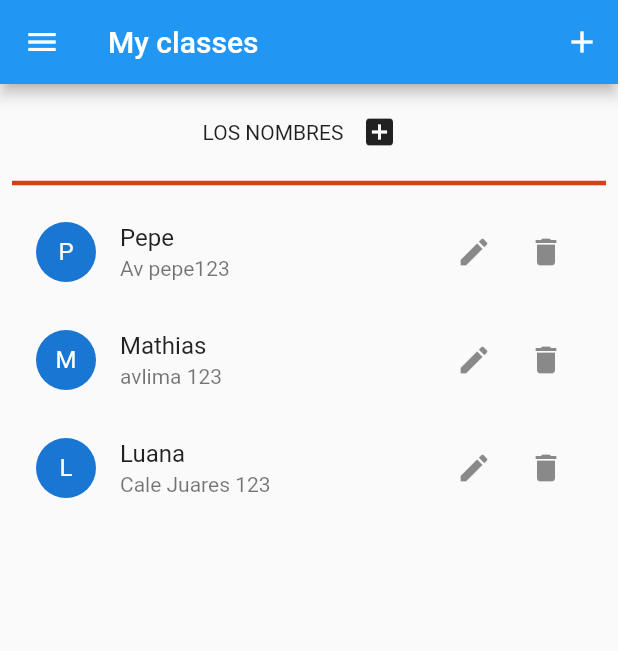
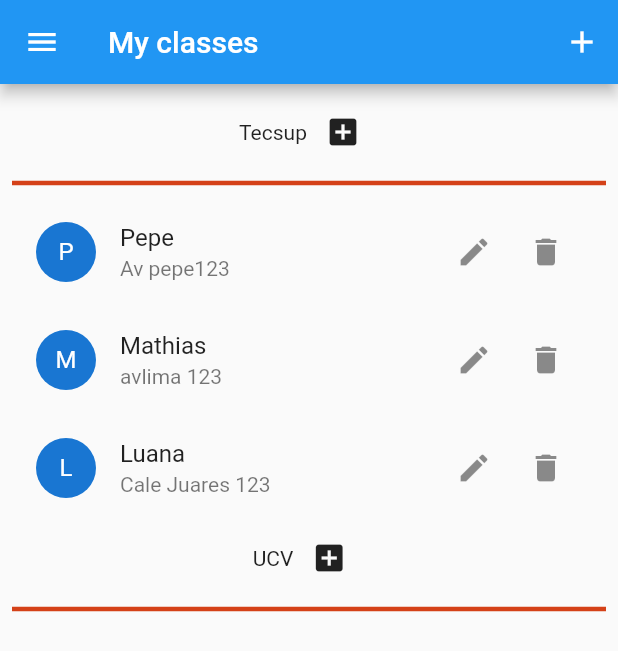
Before and after one commit to fr4nsgallegos/listexample, a Flutter app: the screen it shows after launch, after a tap on the "add box" icon, after a tap on the "add" icon, on a phone screen of 412 x 824 dp. Shown: the top 651 px of the screen. Run offline on Flutter 3.47's test engine with Material 2 defaults, Android fonts, the light colour scheme and no system bars.

Commit message:
agregando personas a cada institucion

```diff
--- a/lib/home.dart
+++ b/lib/home.dart
@@ -26,6 +26,9 @@ class _HomeState extends State<Home> {
   //Lista de personas a partir de nuestra clase person
   List<Person> peopleClassList = [];
 
+  //Lista de instituciones
+  List<Institution> institutions = [];
+
   @override
   void initState() {
     super.initState();
@@ -38,6 +41,9 @@ class _HomeState extends State<Home> {
     //usando el atriburo people de la clase tecsup
     tecsup.people.add(pepe);
     tecsup.people.add(matias);
+
+    //Iniciar pantalla agregando un elemento a mi lista de instituciones
+    institutions.add(tecsup);
   }
 
   // //lista con nombres
@@ -85,7 +91,11 @@ class _HomeState extends State<Home> {
           actions: [
             IconButton(
               onPressed: () {
-                // peopleClassList = peopleClassList;
+                Institution utp = Institution(
+                  name: "UCV",
+                  people: [],
+                );
+                institutions.add(utp);
                 setState(() {});
               },
               icon: Icon(Icons.add),
@@ -105,15 +115,18 @@ class _HomeState extends State<Home> {
           child: Center(
             child: ListView(
               children: [
+                ...institutions
+                    .map((i) => Column(
+                          children: [
                             Row(
                               // mainAxisSize: MainAxisSize.max,
                               mainAxisAlignment: MainAxisAlignment.center,
                               children: [
-                    Text("LOS NOMBRES"),
+                                Text(i.name),
                                 IconButton(
                                   onPressed: () {
                                     //Agregando una persona a la Lista de personas de Tecsup
-                          tecsup.people.add(
+                                    i.people.add(
                                       Person(
                                         name: "Luana",
                                         address: "Cale Juares 123",
@@ -122,7 +135,8 @@ class _HomeState extends State<Home> {
                                     );
                                     setState(() {});
                                   },
-                        icon: Icon(Icons.add_box))
+                                  icon: Icon(Icons.add_box),
+                                )
                               ],
                             ),
                             Divider(
@@ -135,7 +149,7 @@ class _HomeState extends State<Home> {
                             //     .toList(), //Método para agregar lista de nombres a partir del mapeo de la lista
                             // ...buildNames(), //funcion que me agrega la lista de nombres con widgets TEXT
 
-                ...tecsup.people
+                            ...i.people
                                 .map(
                                   (Person element) => ListTile(
                                     leading: CircleAvatar(
@@ -191,6 +205,9 @@ class _HomeState extends State<Home> {
                                 )
                                 .toList(),
                           ],
+                        ))
+                    .toList(),
+              ],
             ),
           ),
         ),
```
Lines whose indentation alone changed are shown as unchanged.
